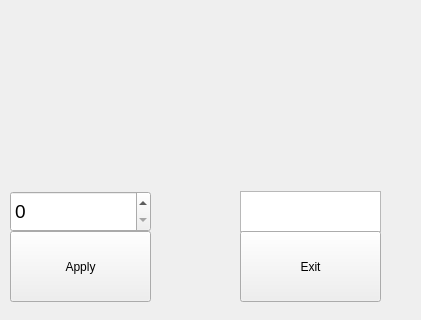
This is software/Linux/Flugbahnberechnung/forms/frm_main.ui in SevFle/Flugbahnberechnung as Qt 5 draws it before an edit; both pictures show x 0 to 421 and y 219 to 539 of the 421 by 539 pixel window. The edited form follows.
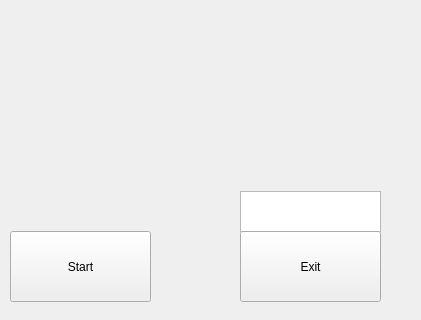
This is the edited form.

Patch:
```diff
--- a/software/Linux/Flugbahnberechnung/forms/frm_main.ui
+++ b/software/Linux/Flugbahnberechnung/forms/frm_main.ui
@@ -42,21 +42,6 @@
      <string>Exit</string>
     </property>
    </widget>
-   <widget class="QSpinBox" name="num_cameras">
-    <property name="geometry">
-     <rect>
-      <x>10</x>
-      <y>410</y>
-      <width>141</width>
-      <height>41</height>
-     </rect>
-    </property>
-    <property name="font">
-     <font>
-      <pointsize>14</pointsize>
-     </font>
-    </property>
-   </widget>
    <widget class="QPushButton" name="bt_apply">
     <property name="geometry">
      <rect>
@@ -67,7 +52,7 @@
      </rect>
     </property>
     <property name="text">
-     <string>Apply</string>
+     <string>Start</string>
     </property>
    </widget>
    <widget class="QPushButton" name="bt_tracking">
```
